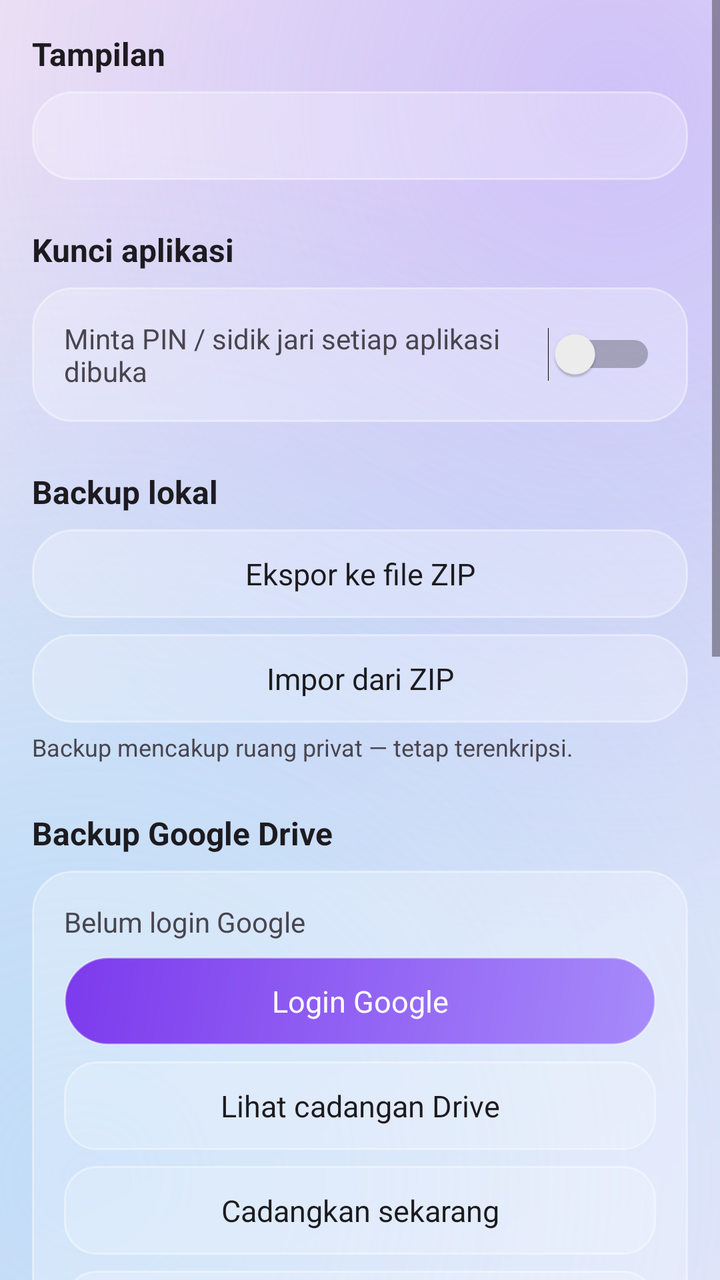
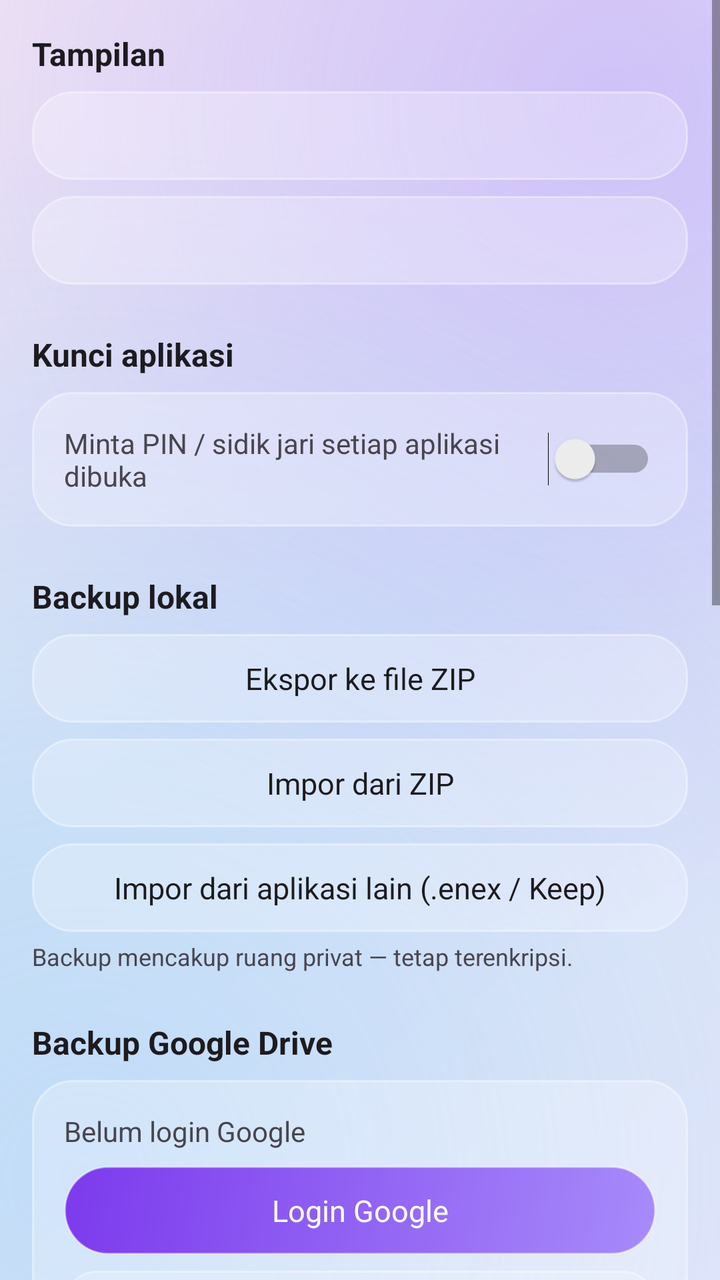

Two renders of the same Android screen: before a commit and after it. Below are the layout's source before the change and the commit's diff.
<!-- AndroidManifest.xml: application theme Theme.HozinNotes -->
<!-- res/layout/activity_settings.xml -->
<?xml version="1.0" encoding="utf-8"?>
<ScrollView xmlns:android="http://schemas.android.com/apk/res/android"
    android:layout_width="match_parent"
    android:layout_height="match_parent"
    android:fillViewport="true">

    <LinearLayout
        android:layout_width="match_parent"
        android:layout_height="wrap_content"
        android:orientation="vertical"
        android:padding="16dp">

        
        <TextView
            android:layout_width="wrap_content"
            android:layout_height="wrap_content"
            android:text="@string/settings_display"
            android:textColor="?attr/colorOnSurface"
            android:textSize="16sp"
            android:textStyle="bold" />

        <TextView
            android:id="@+id/btn_theme"
            android:layout_width="match_parent"
            android:layout_height="wrap_content"
            android:layout_marginTop="8dp"
            android:background="@drawable/bg_card"
            android:textAllCaps="false"
            android:textColor="?attr/colorOnSurface"
            android:textSize="15sp" 
            android:clickable="true"
            android:focusable="true"
            android:foreground="?attr/selectableItemBackground"
            android:gravity="center"
            android:padding="12dp" />

        
        <TextView
            android:layout_width="wrap_content"
            android:layout_height="wrap_content"
            android:layout_marginTop="24dp"
            android:text="@string/settings_lock"
            android:textColor="?attr/colorOnSurface"
            android:textSize="16sp"
            android:textStyle="bold" />

        <LinearLayout
            android:layout_width="match_parent"
            android:layout_height="wrap_content"
            android:layout_marginTop="8dp"
            android:background="@drawable/bg_card"
            android:gravity="center_vertical"
            android:orientation="horizontal"
            android:padding="16dp">

            <TextView
                android:layout_width="0dp"
                android:layout_height="wrap_content"
                android:layout_weight="1"
                android:text="@string/settings_lock_desc"
                android:textColor="?attr/colorOnSurfaceVariant"
                android:textSize="14sp" />

            <Switch
                android:id="@+id/switch_lock"
                android:layout_width="wrap_content"
                android:layout_height="wrap_content" />
        </LinearLayout>

        
        <TextView
            android:layout_width="wrap_content"
            android:layout_height="wrap_content"
            android:layout_marginTop="24dp"
            android:text="@string/settings_backup_local"
            android:textColor="?attr/colorOnSurface"
            android:textSize="16sp"
            android:textStyle="bold" />

        <TextView
            android:id="@+id/btn_export_local"
            android:layout_width="match_parent"
            android:layout_height="wrap_content"
            android:layout_marginTop="8dp"
            android:background="@drawable/bg_card"
            android:text="@string/backup_export"
            android:textAllCaps="false"
            android:textColor="?attr/colorOnSurface"
            android:textSize="15sp" 
            android:clickable="true"
            android:focusable="true"
            android:foreground="?attr/selectableItemBackground"
            android:gravity="center"
            android:padding="12dp" />

        <TextView
            android:id="@+id/btn_import_local"
            android:layout_width="match_parent"
            android:layout_height="wrap_content"
            android:layout_marginTop="8dp"
            android:background="@drawable/bg_card"
            android:text="@string/backup_import"
            android:textAllCaps="false"
            android:textColor="?attr/colorOnSurface"
            android:textSize="15sp" 
            android:clickable="true"
            android:focusable="true"
            android:foreground="?attr/selectableItemBackground"
            android:gravity="center"
            android:padding="12dp" />

        <TextView
            android:layout_width="wrap_content"
            android:layout_height="wrap_content"
            android:layout_marginTop="4dp"
            android:text="@string/backup_includes_vault"
            android:textColor="?attr/colorOnSurfaceVariant"
            android:textSize="12sp" />

        
        <TextView
            android:layout_width="wrap_content"
            android:layout_height="wrap_content"
            android:layout_marginTop="24dp"
            android:text="@string/settings_backup_drive"
            android:textColor="?attr/colorOnSurface"
            android:textSize="16sp"
            android:textStyle="bold" />

        <LinearLayout
            android:layout_width="match_parent"
            android:layout_height="wrap_content"
            android:layout_marginTop="8dp"
            android:background="@drawable/bg_card"
            android:orientation="vertical"
            android:padding="16dp">

            <TextView
                android:id="@+id/drive_status"
                android:layout_width="match_parent"
                android:layout_height="wrap_content"
                android:text="@string/drive_logged_out"
                android:textColor="?attr/colorOnSurfaceVariant"
                android:textSize="14sp" />

            <LinearLayout
                android:id="@+id/drive_profile_box"
                android:layout_width="match_parent"
                android:layout_height="wrap_content"
                android:layout_marginTop="8dp"
                android:gravity="center_vertical"
                android:orientation="horizontal"
                android:visibility="gone">

                <ImageView
                    android:id="@+id/drive_photo"
                    android:layout_width="48dp"
                    android:layout_height="48dp"
                    android:background="@drawable/bg_chip"
                    android:contentDescription="@string/drive_profile_photo_cd" />

                <LinearLayout
                    android:layout_width="0dp"
                    android:layout_height="wrap_content"
                    android:layout_marginStart="12dp"
                    android:layout_weight="1"
                    android:orientation="vertical">

                    <TextView
                        android:id="@+id/drive_name"
                        android:layout_width="match_parent"
                        android:layout_height="wrap_content"
                        android:ellipsize="end"
                        android:maxLines="1"
                        android:textColor="?attr/colorOnSurface"
                        android:textSize="15sp"
                        android:textStyle="bold" />

                    <TextView
                        android:id="@+id/drive_email"
                        android:layout_width="match_parent"
                        android:layout_height="wrap_content"
                        android:ellipsize="end"
                        android:maxLines="1"
                        android:textColor="?attr/colorOnSurfaceVariant"
                        android:textSize="13sp" />
                </LinearLayout>
            </LinearLayout>

            <TextView
                android:id="@+id/drive_quota_text"
                android:layout_width="match_parent"
                android:layout_height="wrap_content"
                android:layout_marginTop="8dp"
                android:textColor="?attr/colorOnSurfaceVariant"
                android:textSize="13sp"
                android:visibility="gone" />

            <ProgressBar
                android:id="@+id/drive_quota_bar"
                style="?android:attr/progressBarStyleHorizontal"
                android:layout_width="match_parent"
                android:layout_height="wrap_content"
                android:layout_marginTop="4dp"
                android:max="100"
                android:visibility="gone" />

            <TextView
                android:id="@+id/drive_upload_text"
                android:layout_width="match_parent"
                android:layout_height="wrap_content"
                android:layout_marginTop="8dp"
                android:text="@string/drive_uploading"
                android:textColor="?attr/colorOnSurfaceVariant"
                android:textSize="13sp"
                android:visibility="gone" />

            <ProgressBar
                android:id="@+id/drive_upload_bar"
                style="?android:attr/progressBarStyleHorizontal"
                android:layout_width="match_parent"
                android:layout_height="wrap_content"
                android:layout_marginTop="4dp"
                android:max="100"
                android:progress="0"
                android:visibility="gone" />

            <TextView
                android:id="@+id/btn_drive_login"
                android:layout_width="match_parent"
                android:layout_height="wrap_content"
                android:layout_marginTop="8dp"
                android:background="@drawable/bg_fab"
                android:text="@string/drive_login"
                android:textAllCaps="false"
                android:textColor="@color/white"
                android:textSize="15sp" 
            android:clickable="true"
            android:focusable="true"
            android:foreground="?attr/selectableItemBackground"
            android:gravity="center"
            android:padding="12dp" />

            <TextView
                android:id="@+id/btn_drive_backups"
                android:layout_width="match_parent"
                android:layout_height="wrap_content"
                android:layout_marginTop="8dp"
                android:background="@drawable/bg_input"
                android:text="@string/drive_backups"
                android:textAllCaps="false"
                android:textColor="?attr/colorOnSurface"
                android:textSize="15sp" 
            android:clickable="true"
            android:focusable="true"
            android:foreground="?attr/selectableItemBackground"
            android:gravity="center"
            android:padding="12dp" />

            <TextView
                android:id="@+id/btn_backup_now"
                android:layout_width="match_parent"
                android:layout_height="wrap_content"
                android:layout_marginTop="8dp"
                android:background="@drawable/bg_input"
                android:text="@string/backup_now"
                android:textAllCaps="false"
                android:textColor="?attr/colorOnSurface"
                android:textSize="15sp" 
            android:clickable="true"
            android:focusable="true"
            android:foreground="?attr/selectableItemBackground"
            android:gravity="center"
            android:padding="12dp" />

            <TextView
                android:id="@+id/btn_backup_schedule"
                android:layout_width="match_parent"
                android:layout_height="wrap_content"
                android:layout_marginTop="8dp"
                android:background="@drawable/bg_input"
                android:text="@string/schedule_off"
                android:textAllCaps="false"
                android:textColor="?attr/colorOnSurface"
                android:textSize="15sp" 
            android:clickable="true"
            android:focusable="true"
            android:foreground="?attr/selectableItemBackground"
            android:gravity="center"
            android:padding="12dp" />

            <CheckBox
                android:id="@+id/cb_wifi_only"
                android:layout_width="wrap_content"
                android:layout_height="wrap_content"
                android:layout_marginTop="8dp"
                android:buttonTint="@color/brand_primary"
                android:text="@string/backup_wifi_only"
                android:textColor="?attr/colorOnSurfaceVariant"
                android:textSize="14sp" />
        </LinearLayout>

        
        <TextView
            android:layout_width="wrap_content"
            android:layout_height="wrap_content"
            android:layout_marginTop="24dp"
            android:text="@string/settings_chat"
            android:textColor="?attr/colorOnSurface"
            android:textSize="16sp"
            android:textStyle="bold" />

        <LinearLayout
            android:layout_width="match_parent"
            android:layout_height="wrap_content"
            android:layout_marginTop="8dp"
            android:background="@drawable/bg_card"
            android:orientation="vertical"
            android:padding="16dp">

            <TextView
                android:layout_width="match_parent"
                android:layout_height="wrap_content"
                android:text="@string/chat_worker_url_label"
                android:textColor="?attr/colorOnSurfaceVariant"
                android:textSize="13sp" />

            <EditText
                android:id="@+id/chat_worker_url"
                android:layout_width="match_parent"
                android:layout_height="wrap_content"
                android:layout_marginTop="8dp"
                android:background="@drawable/bg_input"
                android:hint="@string/chat_worker_url_hint"
                android:inputType="textUri"
                android:padding="12dp"
                android:textColor="?attr/colorOnSurface"
                android:textColorHint="?attr/colorOnSurfaceVariant"
                android:textSize="14sp" />

            <TextView
                android:id="@+id/chat_worker_save"
                android:layout_width="match_parent"
                android:layout_height="wrap_content"
                android:layout_marginTop="8dp"
                android:background="@drawable/bg_input"
                android:clickable="true"
                android:focusable="true"
                android:foreground="?attr/selectableItemBackground"
                android:gravity="center"
                android:padding="12dp"
                android:text="@string/save"
                android:textAllCaps="false"
                android:textColor="@color/brand_primary"
                android:textSize="15sp"
                android:textStyle="bold" />
        </LinearLayout>

        
        <TextView
            android:layout_width="wrap_content"
            android:layout_height="wrap_content"
            android:layout_marginTop="24dp"
            android:text="@string/settings_about"
            android:textColor="?attr/colorOnSurface"
            android:textSize="16sp"
            android:textStyle="bold" />

        <TextView
            android:id="@+id/about_version"
            android:layout_width="match_parent"
            android:layout_height="wrap_content"
            android:layout_marginTop="8dp"
            android:background="@drawable/bg_card"
            android:padding="16dp"
            android:textColor="?attr/colorOnSurfaceVariant"
            android:textSize="14sp" />

        <TextView
            android:id="@+id/live_counter"
            android:layout_width="match_parent"
            android:layout_height="wrap_content"
            android:layout_marginTop="8dp"
            android:background="@drawable/bg_card"
            android:padding="16dp"
            android:textColor="?attr/colorOnSurfaceVariant"
            android:textSize="14sp" />

        <TextView
            android:id="@+id/stats_card"
            android:layout_width="match_parent"
            android:layout_height="wrap_content"
            android:layout_marginTop="8dp"
            android:background="@drawable/bg_card"
            android:padding="16dp"
            android:textColor="?attr/colorOnSurfaceVariant"
            android:textSize="14sp" />

        <TextView
            android:id="@+id/btn_check_update"
            android:layout_width="match_parent"
            android:layout_height="wrap_content"
            android:layout_marginTop="8dp"
            android:text="@string/update_check" 
            android:clickable="true"
            android:focusable="true"
            android:foreground="?attr/selectableItemBackground"
            android:gravity="center"
            android:padding="12dp" />

    </LinearLayout>
</ScrollView>
<!-- resources referenced by this layout -->
<resources>
  <color name="brand_primary">#8B5CF6</color>
  <color name="white">#FFFFFF</color>
  <!-- drawable bg_card (drawable) -->
  <?xml version="1.0" encoding="utf-8"?>
  <shape xmlns:android="http://schemas.android.com/apk/res/android"
      android:shape="rectangle">
      <corners android:radius="20dp" />
      <solid android:color="@color/glass_fill" />
      <stroke android:width="1dp" android:color="@color/glass_stroke" />
  </shape>
  <!-- drawable bg_chip (drawable) -->
  <?xml version="1.0" encoding="utf-8"?>
  <shape xmlns:android="http://schemas.android.com/apk/res/android"
      android:shape="rectangle">
      <corners android:radius="24dp" />
      <solid android:color="@color/glass_fill" />
      <stroke android:width="1dp" android:color="@color/glass_stroke" />
  </shape>
  <!-- drawable bg_input (drawable) -->
  <?xml version="1.0" encoding="utf-8"?>
  <shape xmlns:android="http://schemas.android.com/apk/res/android"
      android:shape="rectangle">
      <corners android:radius="16dp" />
      <solid android:color="@color/glass_fill_soft" />
      <stroke android:width="1dp" android:color="@color/glass_stroke" />
  </shape>
  <string name="backup_export">Ekspor ke file ZIP</string>
  <string name="backup_import">Impor dari ZIP</string>
  <string name="backup_includes_vault">Backup mencakup ruang privat — tetap terenkripsi.</string>
  <string name="backup_now">Cadangkan sekarang</string>
  <string name="backup_wifi_only">Hanya WiFi</string>
  <string name="chat_worker_url_hint">https://hozin-chat.…workers.dev</string>
  <string name="chat_worker_url_label">URL Worker (Cloudflare)</string>
  <string name="drive_backups">Lihat cadangan Drive</string>
  <string name="drive_logged_out">Belum login Google</string>
  <string name="drive_login">Login Google</string>
  <string name="drive_profile_photo_cd">Foto profil Google</string>
  <string name="drive_uploading">Mengunggah %1$s…</string>
  <string name="save">Simpan</string>
  <string name="schedule_off">Mati</string>
  <string name="settings_about">Tentang</string>
  <string name="settings_backup_drive">Backup Google Drive</string>
  <string name="settings_backup_local">Backup lokal</string>
  <string name="settings_chat">Chat</string>
  <string name="settings_display">Tampilan</string>
  <string name="settings_lock">Kunci aplikasi</string>
  <string name="settings_lock_desc">Minta PIN / sidik jari setiap aplikasi dibuka</string>
  <string name="update_check">Cek pembaruan</string>
  <color name="glass_fill">#40FFFFFF</color>
  <color name="glass_stroke">#66FFFFFF</color>
  <color name="glass_accent">#A78BFA</color>
  <color name="brand_primary_dark">#7C3AED</color>
  <color name="glass_fill_soft">#2EFFFFFF</color>
  <color name="brand_accent">#2DD4BF</color>
  <color name="surface_light">#FFFFFF</color>
  <style name="GlassCardView" parent="Widget.Material3.CardView.Elevated">
          <item name="cardBackgroundColor">@color/glass_fill</item>
          <item name="cardElevation">0dp</item>
          <item name="strokeColor">@color/glass_stroke</item>
          <item name="strokeWidth">1dp</item>
      </style>
  <style name="GlassBottomNav" parent="Widget.Material3.BottomNavigationView">
          <item name="android:background">@drawable/glass_nav</item>
          <item name="elevation">0dp</item>
      </style>
  <color name="glass_bg_l1">#EDE9F9</color>
  <color name="glass_bg_l2">#DCE6F7</color>
  <color name="glass_bg_l3">#F3E9F4</color>
  <color name="glass_blob_l1">#80B79CFA</color>
  <color name="glass_blob_l2">#668FCBF8</color>
  <!-- unchanged entries left out for length: 4 -->
</resources>

<!-- the commit's change to res/layout/activity_settings.xml (unified diff, before → after) -->
@@ -34,6 +34,21 @@
             android:gravity="center"
             android:padding="12dp" />
 
+        <TextView
+            android:id="@+id/btn_font_size"
+            android:layout_width="match_parent"
+            android:layout_height="wrap_content"
+            android:layout_marginTop="8dp"
+            android:background="@drawable/bg_card"
+            android:textAllCaps="false"
+            android:textColor="?attr/colorOnSurface"
+            android:textSize="15sp" 
+            android:clickable="true"
+            android:focusable="true"
+            android:foreground="?attr/selectableItemBackground"
+            android:gravity="center"
+            android:padding="12dp" />
+
         
         <TextView
             android:layout_width="wrap_content"
@@ -100,6 +115,22 @@
             android:layout_marginTop="8dp"
             android:background="@drawable/bg_card"
             android:text="@string/backup_import"
+            android:textAllCaps="false"
+            android:textColor="?attr/colorOnSurface"
+            android:textSize="15sp" 
+            android:clickable="true"
+            android:focusable="true"
+            android:foreground="?attr/selectableItemBackground"
+            android:gravity="center"
+            android:padding="12dp" />
+
+        <TextView
+            android:id="@+id/btn_import_external"
+            android:layout_width="match_parent"
+            android:layout_height="wrap_content"
+            android:layout_marginTop="8dp"
+            android:background="@drawable/bg_card"
+            android:text="@string/import_external"
             android:textAllCaps="false"
             android:textColor="?attr/colorOnSurface"
             android:textSize="15sp" 
<!-- resource entries referenced after the edit -->
@@ -38,6 +38,7 @@
   <string name="drive_login">Login Google</string>
   <string name="drive_profile_photo_cd">Foto profil Google</string>
   <string name="drive_uploading">Mengunggah %1$s…</string>
+  <string name="import_external">Impor dari aplikasi lain (.enex / Keep)</string>
   <string name="save">Simpan</string>
   <string name="schedule_off">Mati</string>
   <string name="settings_about">Tentang</string>
